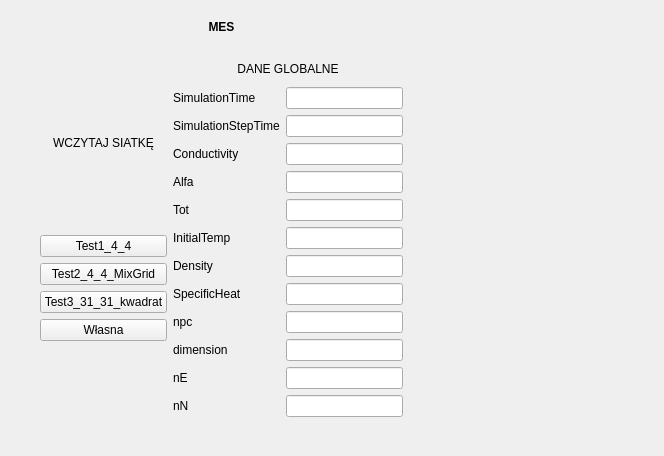
Qt form forms/mainwindow.ui (adorablemussel/projekt-MES-2025) before a commit.
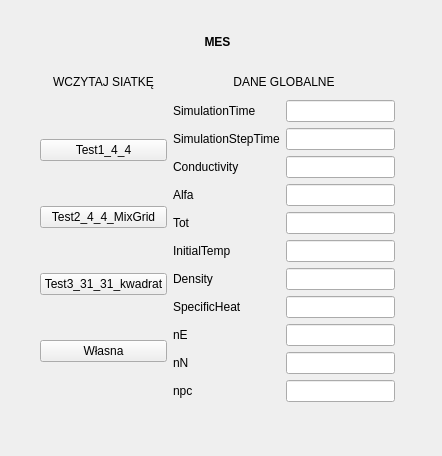
The same form after that commit.

Commit message: update UI elements, improve simulation loading

```diff
--- a/forms/mainwindow.ui
+++ b/forms/mainwindow.ui
@@ -6,7 +6,7 @@
    <rect>
     <x>0</x>
     <y>0</y>
-    <width>664</width>
+    <width>442</width>
     <height>456</height>
    </rect>
   </property>
@@ -14,16 +14,16 @@
    <string>MainWindow</string>
   </property>
   <widget class="QWidget" name="centralwidget">
-   <widget class="QWidget" name="layoutWidget">
+   <widget class="QWidget" name="">
     <property name="geometry">
      <rect>
       <x>40</x>
-      <y>3</y>
-      <width>363</width>
-      <height>426</height>
+      <y>20</y>
+      <width>355</width>
+      <height>392</height>
      </rect>
     </property>
-    <layout class="QVBoxLayout" name="verticalLayout_6">
+    <layout class="QVBoxLayout" name="verticalLayout_2">
      <item>
       <widget class="QLabel" name="label">
        <property name="minimumSize">
@@ -52,10 +52,8 @@
       </widget>
      </item>
      <item>
-      <layout class="QHBoxLayout" name="horizontalLayout_2">
-       <item>
-        <layout class="QVBoxLayout" name="verticalLayout_5">
-         <item>
+      <layout class="QGridLayout" name="gridLayout">
+       <item row="0" column="0">
           <widget class="QLabel" name="label_14">
            <property name="minimumSize">
             <size>
@@ -77,8 +75,30 @@
            </property>
           </widget>
          </item>
-         <item>
-          <layout class="QVBoxLayout" name="verticalLayout_4">
+       <item row="0" column="1">
+        <widget class="QLabel" name="label_15">
+         <property name="minimumSize">
+          <size>
+           <width>0</width>
+           <height>25</height>
+          </size>
+         </property>
+         <property name="maximumSize">
+          <size>
+           <width>16777215</width>
+           <height>25</height>
+          </size>
+         </property>
+         <property name="text">
+          <string>DANE GLOBALNE</string>
+         </property>
+         <property name="alignment">
+          <set>Qt::AlignmentFlag::AlignCenter</set>
+         </property>
+        </widget>
+       </item>
+       <item row="1" column="0">
+        <layout class="QVBoxLayout" name="verticalLayout">
            <item>
             <widget class="QPushButton" name="btnTest1_4_4">
              <property name="text">
@@ -109,37 +129,9 @@
            </item>
           </layout>
          </item>
-        </layout>
-       </item>
-       <item>
-        <layout class="QVBoxLayout" name="verticalLayout_3">
-         <item>
-          <widget class="QLabel" name="label_15">
-           <property name="minimumSize">
-            <size>
-             <width>0</width>
-             <height>25</height>
-            </size>
-           </property>
-           <property name="maximumSize">
-            <size>
-             <width>16777215</width>
-             <height>25</height>
-            </size>
-           </property>
-           <property name="text">
-            <string>DANE GLOBALNE</string>
-           </property>
-           <property name="alignment">
-            <set>Qt::AlignmentFlag::AlignCenter</set>
-           </property>
-          </widget>
-         </item>
-         <item>
-          <layout class="QHBoxLayout" name="horizontalLayout">
-           <item>
-            <layout class="QVBoxLayout" name="verticalLayout">
-             <item>
+       <item row="1" column="1">
+        <layout class="QFormLayout" name="formLayout">
+         <item row="0" column="0">
               <widget class="QLabel" name="label_2">
                <property name="text">
                 <string>SimulationTime</string>
@@ -149,7 +141,14 @@
                </property>
               </widget>
              </item>
-             <item>
+         <item row="0" column="1">
+          <widget class="QLineEdit" name="txtSimulationTime">
+           <property name="readOnly">
+            <bool>true</bool>
+           </property>
+          </widget>
+         </item>
+         <item row="1" column="0">
               <widget class="QLabel" name="label_3">
                <property name="text">
                 <string>SimulationStepTime</string>
@@ -159,7 +158,20 @@
                </property>
               </widget>
              </item>
-             <item>
+         <item row="1" column="1">
+          <widget class="QLineEdit" name="txtSimulationStepTime">
+           <property name="sizePolicy">
+            <sizepolicy hsizetype="Expanding" vsizetype="Fixed">
+             <horstretch>0</horstretch>
+             <verstretch>0</verstretch>
+            </sizepolicy>
+           </property>
+           <property name="readOnly">
+            <bool>true</bool>
+           </property>
+          </widget>
+         </item>
+         <item row="2" column="0">
               <widget class="QLabel" name="label_4">
                <property name="text">
                 <string>Conductivity</string>
@@ -169,7 +181,14 @@
                </property>
               </widget>
              </item>
-             <item>
+         <item row="2" column="1">
+          <widget class="QLineEdit" name="txtConductivity">
+           <property name="readOnly">
+            <bool>true</bool>
+           </property>
+          </widget>
+         </item>
+         <item row="3" column="0">
               <widget class="QLabel" name="label_5">
                <property name="text">
                 <string>Alfa</string>
@@ -179,7 +198,14 @@
                </property>
               </widget>
              </item>
-             <item>
+         <item row="3" column="1">
+          <widget class="QLineEdit" name="txtAlfa">
+           <property name="readOnly">
+            <bool>true</bool>
+           </property>
+          </widget>
+         </item>
+         <item row="4" column="0">
               <widget class="QLabel" name="label_6">
                <property name="text">
                 <string>Tot</string>
@@ -189,7 +215,14 @@
                </property>
               </widget>
              </item>
-             <item>
+         <item row="4" column="1">
+          <widget class="QLineEdit" name="txtTot">
+           <property name="readOnly">
+            <bool>true</bool>
+           </property>
+          </widget>
+         </item>
+         <item row="5" column="0">
               <widget class="QLabel" name="label_7">
                <property name="text">
                 <string>InitialTemp</string>
@@ -199,7 +232,14 @@
                </property>
               </widget>
              </item>
-             <item>
+         <item row="5" column="1">
+          <widget class="QLineEdit" name="txtInitialTemp">
+           <property name="readOnly">
+            <bool>true</bool>
+           </property>
+          </widget>
+         </item>
+         <item row="6" column="0">
               <widget class="QLabel" name="label_8">
                <property name="text">
                 <string>Density</string>
@@ -209,7 +249,14 @@
                </property>
               </widget>
              </item>
-             <item>
+         <item row="6" column="1">
+          <widget class="QLineEdit" name="txtDensity">
+           <property name="readOnly">
+            <bool>true</bool>
+           </property>
+          </widget>
+         </item>
+         <item row="7" column="0">
               <widget class="QLabel" name="label_9">
                <property name="text">
                 <string>SpecificHeat</string>
@@ -219,27 +266,14 @@
                </property>
               </widget>
              </item>
-             <item>
-              <widget class="QLabel" name="label_10">
-               <property name="text">
-                <string>npc</string>
-               </property>
-               <property name="alignment">
-                <set>Qt::AlignmentFlag::AlignLeading|Qt::AlignmentFlag::AlignLeft|Qt::AlignmentFlag::AlignVCenter</set>
-               </property>
-              </widget>
-             </item>
-             <item>
-              <widget class="QLabel" name="label_11">
-               <property name="text">
-                <string>dimension</string>
-               </property>
-               <property name="alignment">
-                <set>Qt::AlignmentFlag::AlignLeading|Qt::AlignmentFlag::AlignLeft|Qt::AlignmentFlag::AlignVCenter</set>
-               </property>
-              </widget>
-             </item>
-             <item>
+         <item row="7" column="1">
+          <widget class="QLineEdit" name="txtSpecificHeat">
+           <property name="readOnly">
+            <bool>true</bool>
+           </property>
+          </widget>
+         </item>
+         <item row="8" column="0">
               <widget class="QLabel" name="label_13">
                <property name="text">
                 <string>nE</string>
@@ -249,7 +283,14 @@
                </property>
               </widget>
              </item>
-             <item>
+         <item row="8" column="1">
+          <widget class="QLineEdit" name="txtNe">
+           <property name="readOnly">
+            <bool>true</bool>
+           </property>
+          </widget>
+         </item>
+         <item row="9" column="0">
               <widget class="QLabel" name="label_12">
                <property name="text">
                 <string>nN</string>
@@ -259,103 +300,29 @@
                </property>
               </widget>
              </item>
-            </layout>
-           </item>
-           <item>
-            <layout class="QVBoxLayout" name="verticalLayout_2">
-             <item>
-              <widget class="QLineEdit" name="txtSimulationTime">
-               <property name="readOnly">
-                <bool>true</bool>
-               </property>
-              </widget>
-             </item>
-             <item>
-              <widget class="QLineEdit" name="txtSimulationStepTime">
-               <property name="sizePolicy">
-                <sizepolicy hsizetype="Expanding" vsizetype="Fixed">
-                 <horstretch>0</horstretch>
-                 <verstretch>0</verstretch>
-                </sizepolicy>
-               </property>
-               <property name="readOnly">
-                <bool>true</bool>
-               </property>
-              </widget>
-             </item>
-             <item>
-              <widget class="QLineEdit" name="txtConductivity">
-               <property name="readOnly">
-                <bool>true</bool>
-               </property>
-              </widget>
-             </item>
-             <item>
-              <widget class="QLineEdit" name="txtAlfa">
-               <property name="readOnly">
-                <bool>true</bool>
-               </property>
-              </widget>
-             </item>
-             <item>
-              <widget class="QLineEdit" name="txtTot">
-               <property name="readOnly">
-                <bool>true</bool>
-               </property>
-              </widget>
-             </item>
-             <item>
-              <widget class="QLineEdit" name="txtInitialTemp">
-               <property name="readOnly">
-                <bool>true</bool>
-               </property>
-              </widget>
-             </item>
-             <item>
-              <widget class="QLineEdit" name="txtDensity">
-               <property name="readOnly">
-                <bool>true</bool>
-               </property>
-              </widget>
-             </item>
-             <item>
-              <widget class="QLineEdit" name="txtSpecificHeat">
-               <property name="readOnly">
-                <bool>true</bool>
-               </property>
-              </widget>
-             </item>
-             <item>
-              <widget class="QLineEdit" name="txtNpc">
-               <property name="readOnly">
-                <bool>true</bool>
-               </property>
-              </widget>
-             </item>
-             <item>
-              <widget class="QLineEdit" name="txtDimension">
-               <property name="readOnly">
-                <bool>true</bool>
-               </property>
-              </widget>
-             </item>
-             <item>
-              <widget class="QLineEdit" name="txtNe">
-               <property name="readOnly">
-                <bool>true</bool>
-               </property>
-              </widget>
-             </item>
-             <item>
+         <item row="9" column="1">
               <widget class="QLineEdit" name="txtNn">
                <property name="readOnly">
                 <bool>true</bool>
                </property>
               </widget>
              </item>
-            </layout>
-           </item>
-          </layout>
+         <item row="10" column="0">
+          <widget class="QLabel" name="label_10">
+           <property name="text">
+            <string>npc</string>
+           </property>
+           <property name="alignment">
+            <set>Qt::AlignmentFlag::AlignLeading|Qt::AlignmentFlag::AlignLeft|Qt::AlignmentFlag::AlignVCenter</set>
+           </property>
+          </widget>
+         </item>
+         <item row="10" column="1">
+          <widget class="QLineEdit" name="txtNpc">
+           <property name="readOnly">
+            <bool>true</bool>
+           </property>
+          </widget>
          </item>
         </layout>
        </item>
```
Lines whose indentation alone changed are shown as unchanged. The commit also changes 12 other files.
